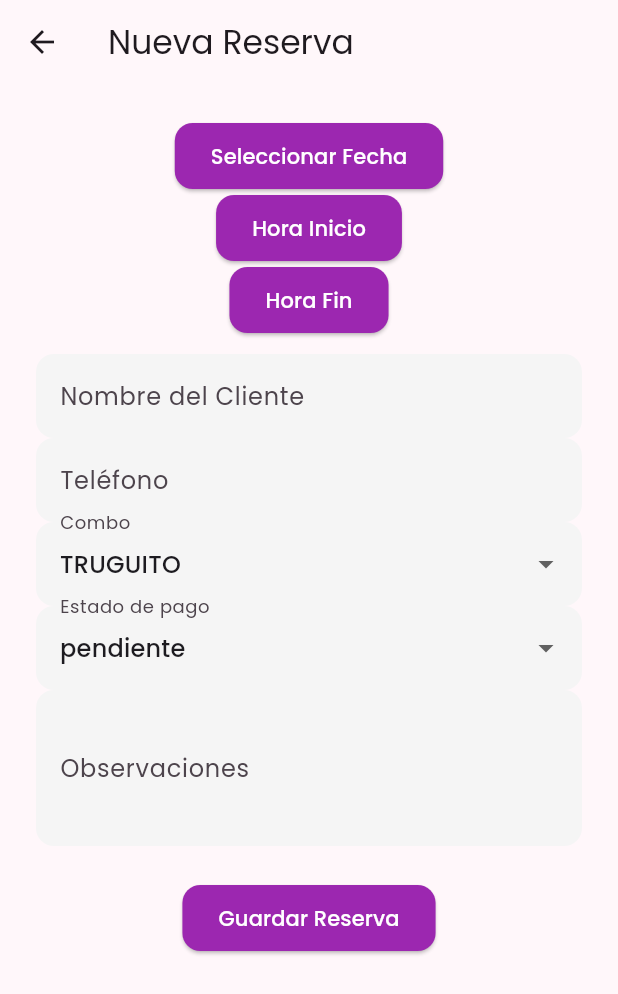
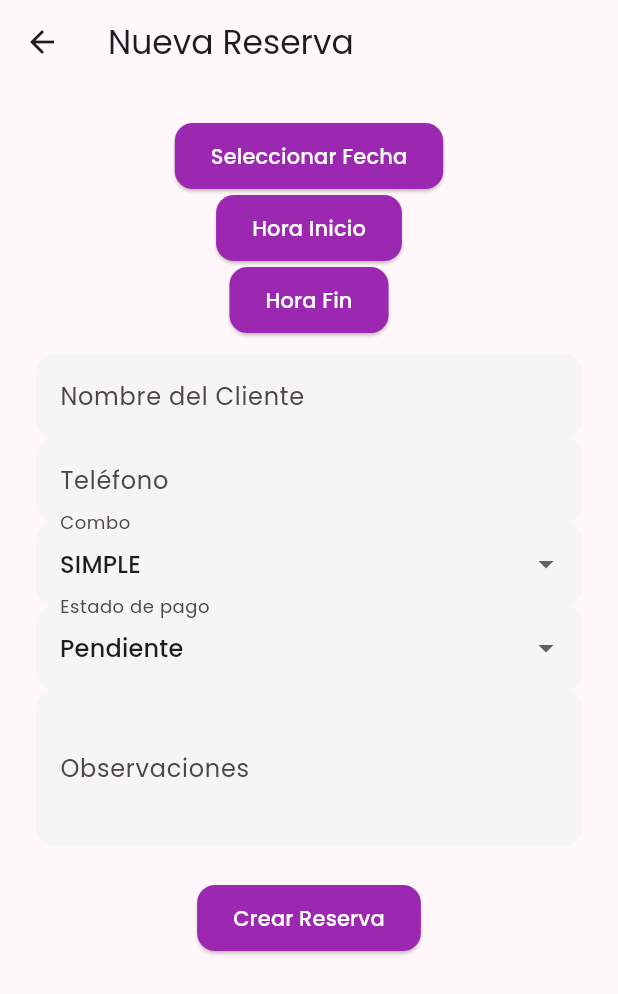
Before and after one commit to mica1470/Sistema-Eventos, a Flutter app: the NuevaReservaPantalla screen opened by its route, on a phone screen of 412 x 824 dp. Shown: the top 994 px of the screen. Run offline on Flutter 3.47's test engine with Material 3 defaults, Android fonts, the phone set to English and light mode, and no system bars; our stand-ins replace cloud_firestore, firebase_auth, firebase_core, google_fonts; accounts and stored records are empty.

Commit message:
Update nueva_reserva_pantalla.dart

```diff
--- a/eventos_infantiles_web/lib/pantallas/nueva_reserva_pantalla.dart
+++ b/eventos_infantiles_web/lib/pantallas/nueva_reserva_pantalla.dart
@@ -8,7 +8,6 @@ class NuevaReservaPantalla extends StatefulWidget {
   const NuevaReservaPantalla(
       {super.key, this.reservaExistente, this.reservaId});
 
-  // Cambiamos la forma de obtener argumentos si vienen por Navigator.pushNamed
   factory NuevaReservaPantalla.fromRouteSettings(RouteSettings settings) {
     final args = settings.arguments as Map<String, dynamic>?;
     return NuevaReservaPantalla(
@@ -31,21 +30,22 @@ class _NuevaReservaPantallaState extends State<NuevaReservaPantalla> {
   DateTime? fecha;
   TimeOfDay? horaInicio;
   TimeOfDay? horaFin;
-  String combo = 'TRUGUITO';
-  String estadoPago = 'pendiente';
+  String combo = 'SIMPLE';
+  String estadoPago = 'Pendiente';
 
   bool cargando = false;
 
   @override
   void initState() {
     super.initState();
+
     if (widget.reservaExistente != null) {
       final r = widget.reservaExistente!;
       clienteController.text = r['cliente'] ?? '';
       telefonoController.text = r['telefono'] ?? '';
       observacionesController.text = r['observaciones'] ?? '';
-      combo = r['combo'] ?? 'TRUGUITO';
-      estadoPago = r['estadoPago'] ?? 'pendiente';
+      combo = r['combo'] ?? 'SIMPLE';
+      estadoPago = r['estadoPago'] ?? 'Pendiente';
 
       final fechaStr = r['fecha'] ?? '';
       fecha = DateTime.tryParse(fechaStr);
@@ -76,24 +76,29 @@ class _NuevaReservaPantallaState extends State<NuevaReservaPantalla> {
       return;
     }
 
+    final fechaInicioDT = DateTime(fecha!.year, fecha!.month, fecha!.day,
+        horaInicio!.hour, horaInicio!.minute);
+    final fechaFinDT = DateTime(
+        fecha!.year, fecha!.month, fecha!.day, horaFin!.hour, horaFin!.minute);
+
+    if (!fechaFinDT.isAfter(fechaInicioDT)) {
+      ScaffoldMessenger.of(context).showSnackBar(
+        const SnackBar(
+            content:
+                Text('La hora de fin debe ser posterior a la hora de inicio')),
+      );
+      return;
+    }
+
     setState(() => cargando = true);
 
     try {
-      // Creamos un DateTime combinando fecha con horaInicio
-      final fechaEvento = DateTime(
-        fecha!.year,
-        fecha!.month,
-        fecha!.day,
-        horaInicio!.hour,
-        horaInicio!.minute,
-      );
-
       final datosReserva = {
         'cliente': clienteController.text.trim(),
         'telefono': telefonoController.text.trim(),
         'combo': combo,
         'estadoPago': estadoPago,
-        'fecha': fechaEvento.toIso8601String(),
+        'fecha': fechaInicioDT.toIso8601String(),
         'horaFin':
             '${horaFin!.hour.toString().padLeft(2, '0')}:${horaFin!.minute.toString().padLeft(2, '0')}',
         'observaciones': observacionesController.text.trim(),
@@ -102,10 +107,8 @@ class _NuevaReservaPantallaState extends State<NuevaReservaPantalla> {
       final reservasRef = FirebaseFirestore.instance.collection('reservas');
 
       if (widget.reservaId != null) {
-        // Para edición usamos update (solo modifica los campos enviados)
         await reservasRef.doc(widget.reservaId).update(datosReserva);
       } else {
-        // Si es nuevo, agregamos y también guardamos el timestamp creado
         await reservasRef.add({
           ...datosReserva,
           'creado': FieldValue.serverTimestamp(),
@@ -192,7 +195,7 @@ class _NuevaReservaPantallaState extends State<NuevaReservaPantalla> {
               ),
               DropdownButtonFormField<String>(
                 value: combo,
-                items: ['TRUGUITO', 'SIMPLE', 'COMPLETO']
+                items: ['COMBINADO', 'SIMPLE', 'COMPLETO']
                     .map((c) => DropdownMenuItem(value: c, child: Text(c)))
                     .toList(),
                 onChanged: (val) => setState(() => combo = val!),
@@ -200,7 +203,7 @@ class _NuevaReservaPantallaState extends State<NuevaReservaPantalla> {
               ),
               DropdownButtonFormField<String>(
                 value: estadoPago,
-                items: ['pendiente', 'confirmado']
+                items: ['Pendiente', 'Confirmado']
                     .map((e) => DropdownMenuItem(value: e, child: Text(e)))
                     .toList(),
                 onChanged: (val) => setState(() => estadoPago = val!),
@@ -217,8 +220,8 @@ class _NuevaReservaPantallaState extends State<NuevaReservaPantalla> {
                   : ElevatedButton(
                       onPressed: guardarReserva,
                       child: Text(widget.reservaId != null
-                          ? 'Guardar Cambios'
-                          : 'Guardar Reserva'),
+                          ? 'Actualizar Reserva'
+                          : 'Crear Reserva'),
                     ),
             ],
           ),
```
